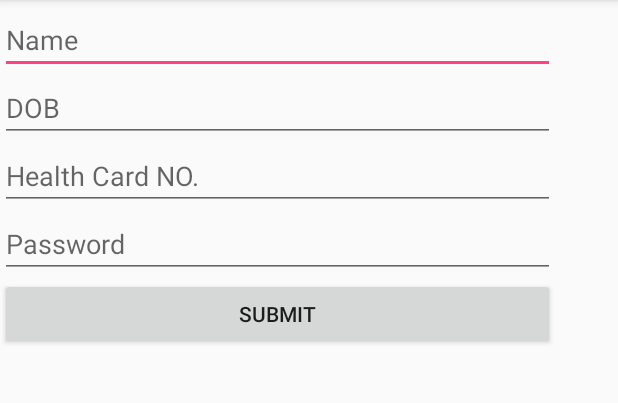
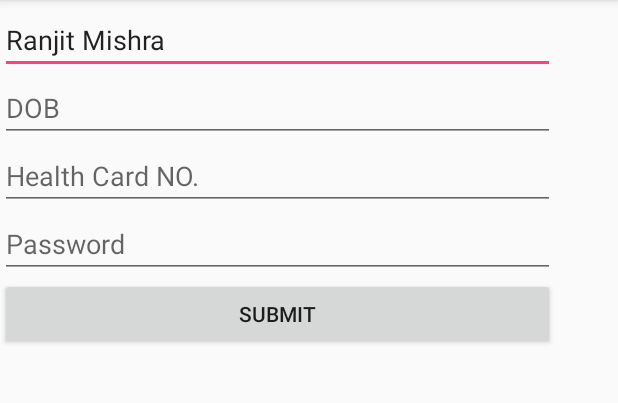
Before and after one commit to ranjitkumarmishra/A00425569_MCDA5550, an Android app: the screen it shows after launch (MainActivity), on a phone screen of 412 x 824 dp, the part 84-487 px from its top. Run offline under Robolectric (Android 15) with nearby library versions, the phone set to English and light mode, and no system bars.

Commit message:
Added InClassDatabaseHelper class

```diff
--- /dev/null
+++ b/assignment1/app/src/main/java/com/example/ranjit/assignment1/InClassDatabaseHelper.java
@@ -0,0 +1,38 @@
+package com.example.ranjit.assignment1;
+
+import android.content.ContentValues;
+import android.content.Context;
+import android.database.sqlite.SQLiteDatabase;
+import android.database.sqlite.SQLiteOpenHelper;
+
+import java.util.Date;
+
+public class InClassDatabaseHelper extends SQLiteOpenHelper {
+    private static final String DB_NAME = "inclass"; // name of the DB
+    private static final int DB_VERSION = 1; // version of the DB
+    public static final String TABLE_NAME = "PERSON"; // name of the Table
+    public InClassDatabaseHelper(Context context){
+        super(context,DB_NAME,null, DB_VERSION); // null is for cursors
+    }
+    @Override
+    public void onCreate(SQLiteDatabase db) {
+        System.out.println("onCreate InClassDatabaseHelper");
+        db.execSQL("CREATE TABLE "+TABLE_NAME+" ("
+                + "_id INTEGER PRIMARY KEY AUTOINCREMENT, "
+                + "NAME TEXT, "
+                + "PASSWORD TEXT, " // Never store passwords in clear text in real apps
+                + "HEALTH_CARD_NUMB TEXT, "
+                + "DATE INTEGER);");
+        Date today = new Date(); // we want to start with some initial data
+        ContentValues personValues = new ContentValues();
+        personValues.put("NAME", "Ranjit Mishra");
+        personValues.put("PASSWORD", "SuperSecret");
+        personValues.put("HEALTH_CARD_NUMB", "123456789101");
+        personValues.put("DATE", today.getTime());
+        db.insert(TABLE_NAME,null, personValues);
+    }
+    @Override
+    public void onUpgrade(SQLiteDatabase db, int oldVersion, int newVersion) {
+
+    }
+}
--- a/assignment1/app/src/main/java/com/example/ranjit/assignment1/MainActivity.java
+++ b/assignment1/app/src/main/java/com/example/ranjit/assignment1/MainActivity.java
@@ -1,9 +1,12 @@
 package com.example.ranjit.assignment1;
 
 import android.content.Intent;
+import android.database.Cursor;
+import android.database.sqlite.SQLiteDatabase;
 import android.support.v7.app.AppCompatActivity;
 import android.os.Bundle;
 import android.view.View;
+import android.widget.EditText;
 
 public class MainActivity extends AppCompatActivity {
 
@@ -11,6 +14,19 @@ public class MainActivity extends AppCompatActivity {
     protected void onCreate(Bundle savedInstanceState) {
         super.onCreate(savedInstanceState);
         setContentView(R.layout.activity_main);
+        InClassDatabaseHelper helper = new InClassDatabaseHelper(this);
+        SQLiteDatabase db = helper.getWritableDatabase();
+        // run a query
+        Cursor cursor = db.query(InClassDatabaseHelper.TABLE_NAME,new String[]
+                        {"NAME","PASSWORD","DATE"},
+                null,null,null,null,null); //
+        if (cursor.moveToFirst()){
+            String name = cursor.getString(0);
+            EditText results = (EditText) findViewById(R.id.personName);
+            results.setText(name);
+        }
+        cursor.close(); // cleanup
+        db.close(); // cleanup
     }
 
     public void onClickEnter(View view) {
```
